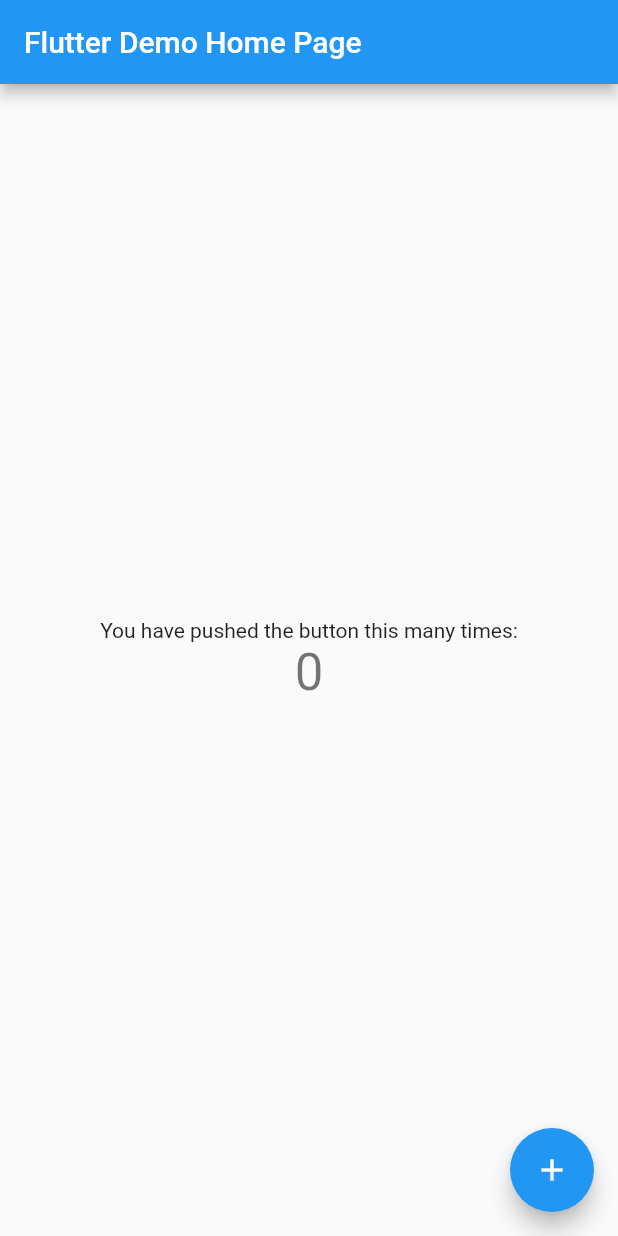
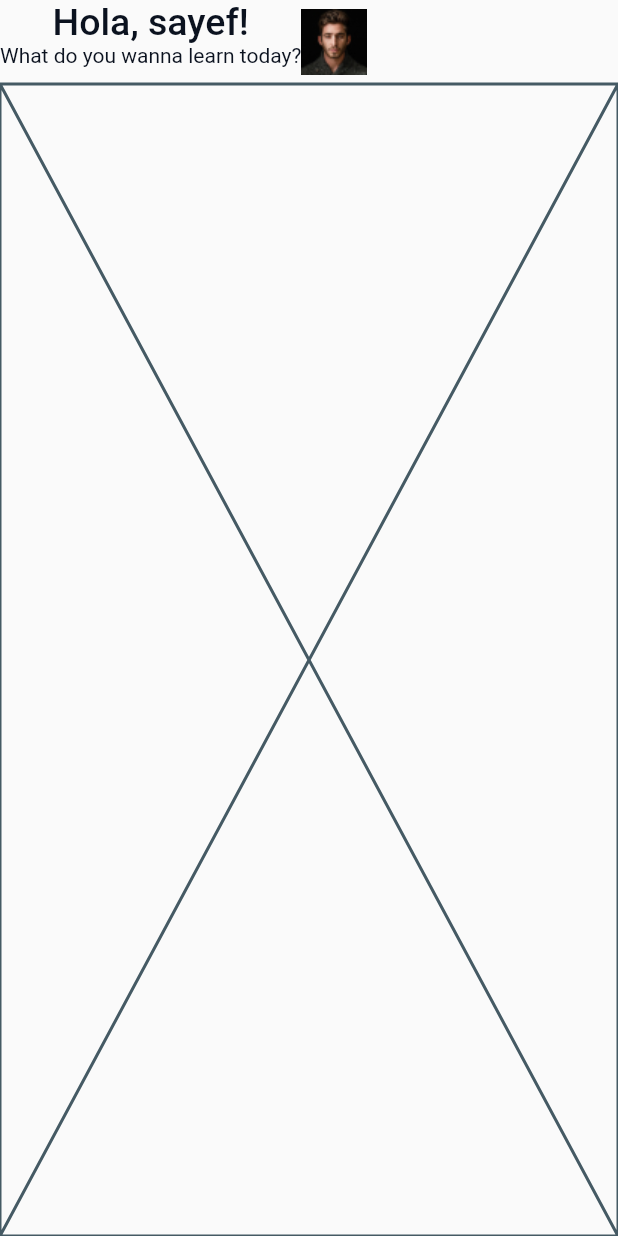
Before and after one commit to ZetxKS/-TMS-Graduate-work, a Flutter app: the screen it shows after launch, on a phone screen of 412 x 824 dp. Run offline on Flutter 3.47's test engine with Material 2 defaults, Android fonts, the phone set to English and light mode, and no system bars.

Commit message:
Start dev

```diff
--- /dev/null
+++ b/lib/app.dart
@@ -0,0 +1,13 @@
+import 'package:flutter/material.dart';
+import 'package:tmsgraduatework/screens/home_screen.dart';
+
+class App extends StatelessWidget {
+  const App({Key? key}) : super(key: key);
+
+  @override
+  Widget build(BuildContext context) {
+    return MaterialApp(
+      home: SafeArea(child: HomeScreen()),
+    );
+  }
+}
--- a/lib/main.dart
+++ b/lib/main.dart
@@ -1,115 +1,6 @@
 import 'package:flutter/material.dart';
+import 'package:tmsgraduatework/app.dart';
 
 void main() {
-  runApp(const MyApp());
+  runApp(const App());
 }
-
-class MyApp extends StatelessWidget {
-  const MyApp({super.key});
-
-  // This widget is the root of your application.
-  @override
-  Widget build(BuildContext context) {
-    return MaterialApp(
-      title: 'Flutter Demo',
-      theme: ThemeData(
-        // This is the theme of your application.
-        //
-        // Try running your application with "flutter run". You'll see the
-        // application has a blue toolbar. Then, without quitting the app, try
-        // changing the primarySwatch below to Colors.green and then invoke
-        // "hot reload" (press "r" in the console where you ran "flutter run",
-        // or simply save your changes to "hot reload" in a Flutter IDE).
-        // Notice that the counter didn't reset back to zero; the application
-        // is not restarted.
-        primarySwatch: Colors.blue,
-      ),
-      home: const MyHomePage(title: 'Flutter Demo Home Page'),
-    );
-  }
-}
-
-class MyHomePage extends StatefulWidget {
-  const MyHomePage({super.key, required this.title});
-
-  // This widget is the home page of your application. It is stateful, meaning
-  // that it has a State object (defined below) that contains fields that affect
-  // how it looks.
-
-  // This class is the configuration for the state. It holds the values (in this
-  // case the title) provided by the parent (in this case the App widget) and
-  // used by the build method of the State. Fields in a Widget subclass are
-  // always marked "final".
-
-  final String title;
-
-  @override
-  State<MyHomePage> createState() => _MyHomePageState();
-}
-
-class _MyHomePageState extends State<MyHomePage> {
-  int _counter = 0;
-
-  void _incrementCounter() {
-    setState(() {
-      // This call to setState tells the Flutter framework that something has
-      // changed in this State, which causes it to rerun the build method below
-      // so that the display can reflect the updated values. If we changed
-      // _counter without calling setState(), then the build method would not be
-      // called again, and so nothing would appear to happen.
-      _counter++;
-    });
-  }
-
-  @override
-  Widget build(BuildContext context) {
-    // This method is rerun every time setState is called, for instance as done
-    // by the _incrementCounter method above.
-    //
-    // The Flutter framework has been optimized to make rerunning build methods
-    // fast, so that you can just rebuild anything that needs updating rather
-    // than having to individually change instances of widgets.
-    return Scaffold(
-      appBar: AppBar(
-        // Here we take the value from the MyHomePage object that was created by
-        // the App.build method, and use it to set our appbar title.
-        title: Text(widget.title),
-      ),
-      body: Center(
-        // Center is a layout widget. It takes a single child and positions it
-        // in the middle of the parent.
-        child: Column(
-          // Column is also a layout widget. It takes a list of children and
-          // arranges them vertically. By default, it sizes itself to fit its
-          // children horizontally, and tries to be as tall as its parent.
-          //
-          // Invoke "debug painting" (press "p" in the console, choose the
-          // "Toggle Debug Paint" action from the Flutter Inspector in Android
-          // Studio, or the "Toggle Debug Paint" command in Visual Studio Code)
-          // to see the wireframe for each widget.
-          //
-          // Column has various properties to control how it sizes itself and
-          // how it positions its children. Here we use mainAxisAlignment to
-          // center the children vertically; the main axis here is the vertical
-          // axis because Columns are vertical (the cross axis would be
-          // horizontal).
-          mainAxisAlignment: MainAxisAlignment.center,
-          children: <Widget>[
-            const Text(
-              'You have pushed the button this many times:',
-            ),
-            Text(
-              '$_counter',
-              style: Theme.of(context).textTheme.headline4,
-            ),
-          ],
-        ),
-      ),
-      floatingActionButton: FloatingActionButton(
-        onPressed: _incrementCounter,
-        tooltip: 'Increment',
-        child: const Icon(Icons.add),
-      ), // This trailing comma makes auto-formatting nicer for build methods.
-    );
-  }
-}
--- /dev/null
+++ b/lib/screens/home_screen.dart
@@ -0,0 +1,14 @@
+import 'package:flutter/material.dart';
+import 'package:tmsgraduatework/widgets/my_app_bar.dart';
+
+class HomeScreen extends StatelessWidget {
+  const HomeScreen({Key? key}) : super(key: key);
+
+  @override
+  Widget build(BuildContext context) {
+    return Scaffold(
+      appBar: MyAppBar(),
+      body: Placeholder(),
+    );
+  }
+}
--- /dev/null
+++ b/lib/themes/light.dart
@@ -0,0 +1,24 @@
+import 'package:flutter/material.dart';
+
+class LightThemeColors {
+  static const firstText = Color(0xFF0B121F);
+  static const secondText = Color(0xFF70747E);
+  static const secondDarkText = Color(0xFF585D69);
+  static const inputTextPlaceholder = Color(0xFF888C94);
+  static const badgeBackground = Color(0xFF282F3E);
+  static const badgeText = Color(0xFFFFFFFF);
+  static const menuActive = Color(0xFF265AE8);
+  static const menuText = Color(0xFF404653);
+  static const appBarBackground = Color(0xFFFFFFFF);
+}
+
+class LightThemeFonts {
+  static const h1 = TextStyle(fontSize: 25, color: LightThemeColors.firstText, fontWeight: FontWeight.w500);
+  static const h2 = TextStyle(fontSize: 22, color: LightThemeColors.firstText, fontWeight: FontWeight.w500);
+  static const h3 = TextStyle(fontSize: 15, color: LightThemeColors.firstText, fontWeight: FontWeight.w500);
+  static const normal = TextStyle(fontSize: 18, color: LightThemeColors.firstText);
+  static const second11l = TextStyle(fontSize: 11, color: LightThemeColors.firstText);
+  static const second12l = TextStyle(fontSize: 12, color: LightThemeColors.firstText);
+  static const second12d = TextStyle(fontSize: 12, color: LightThemeColors.secondDarkText);
+  static const second14 = TextStyle(fontSize: 14, color: LightThemeColors.firstText);
+}
--- /dev/null
+++ b/lib/widgets/my_app_bar.dart
@@ -0,0 +1,43 @@
+import 'package:flutter/material.dart';
+
+import '../themes/light.dart';
+
+class MyAppBar extends StatefulWidget implements PreferredSizeWidget {
+  MyAppBar({Key? key}) : preferredSize = Size.fromHeight(kToolbarHeight), super(key: key);
+
+  @override
+  final Size preferredSize; // default is 56.0
+
+  @override
+  _MyAppBarState createState() => _MyAppBarState();
+}
+
+class _MyAppBarState extends State<MyAppBar>{
+
+  @override
+  Widget build(BuildContext context) {
+    return Container(
+      child: Row(
+        children: [
+          Column(
+            children: [
+              Text('Hola, sayef!', style: LightThemeFonts.h1,),
+              Text('What do you wanna learn today?', style: LightThemeFonts.second14,),
+            ],
+          ),
+          Container(
+            decoration: BoxDecoration(
+              shape: BoxShape.circle
+            ),
+            child: Image.asset('assets/images/avatar.jpg'),
+          )
+        ],
+      ),
+    );
+    /*AppBar(
+      backgroundColor: LightThemeColors.appBarBackground,
+      title: const Text("Hola, sayef!", style: LightThemeFonts.h1),
+
+    );*/
+  }
+}
```
Also changed, not shown: pubspec.yaml (+6 -2 lines), assets/images/avatar.jpg (added), pubspec.lock, 1 other file.
